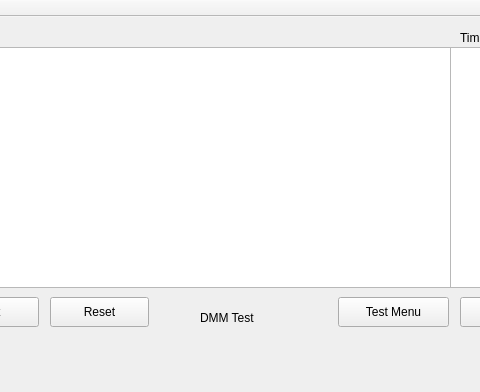
SeanKudrna/Phoenix-Embedded-System-Tester, file mainwindow.ui: the form before one commit; both pictures show x 180 to 660 and y 0 to 392 of the 808 by 392 pixel window.
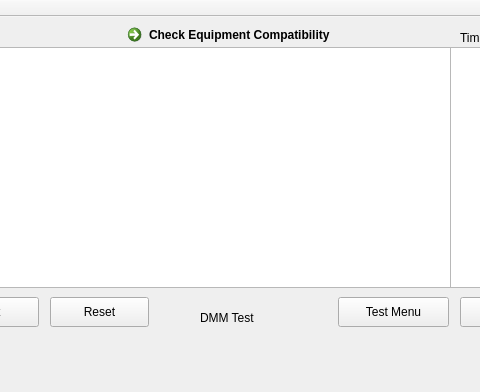
The form after the commit.

Commit message: Began working on equipment compatibility validation. Requests Equipment identificaiton string from compatibility check button

```diff
--- a/mainwindow.ui
+++ b/mainwindow.ui
@@ -151,6 +151,19 @@
      <string>Time (sec)</string>
     </property>
    </widget>
+   <widget class="QCommandLinkButton" name="tb_equipmentcheck">
+    <property name="geometry">
+     <rect>
+      <x>300</x>
+      <y>0</y>
+      <width>241</width>
+      <height>31</height>
+     </rect>
+    </property>
+    <property name="text">
+     <string>Check Equipment Compatibility</string>
+    </property>
+   </widget>
   </widget>
   <widget class="QMenuBar" name="menuBar">
    <property name="geometry">
```
The commit also changes 6 other files.
